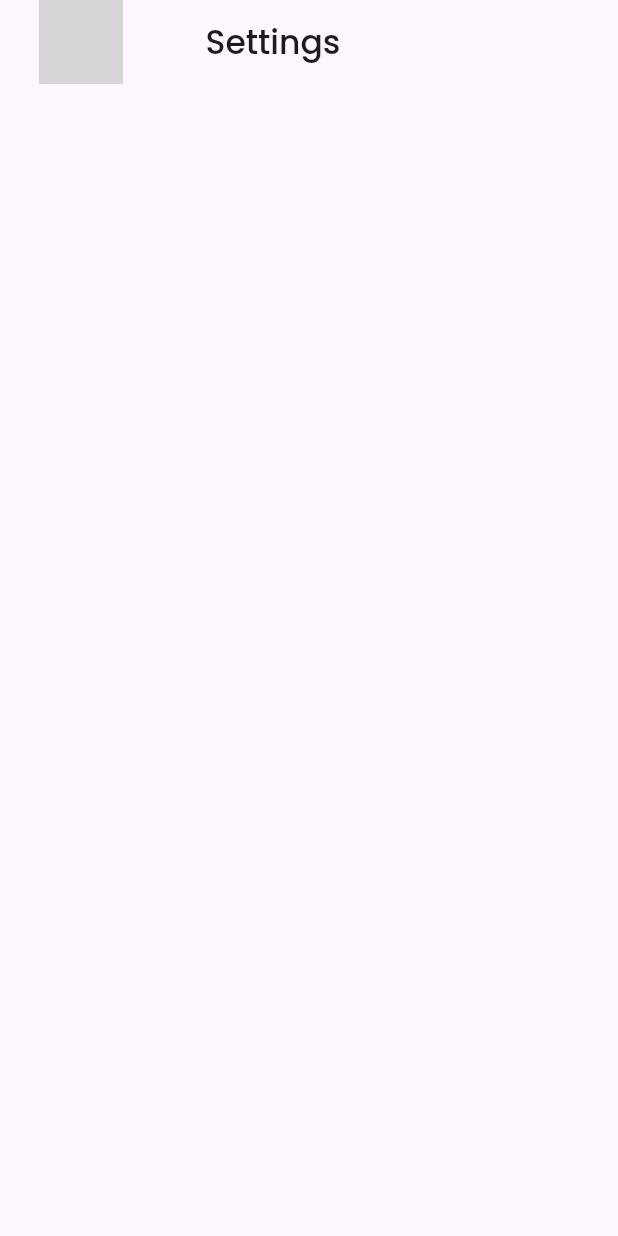
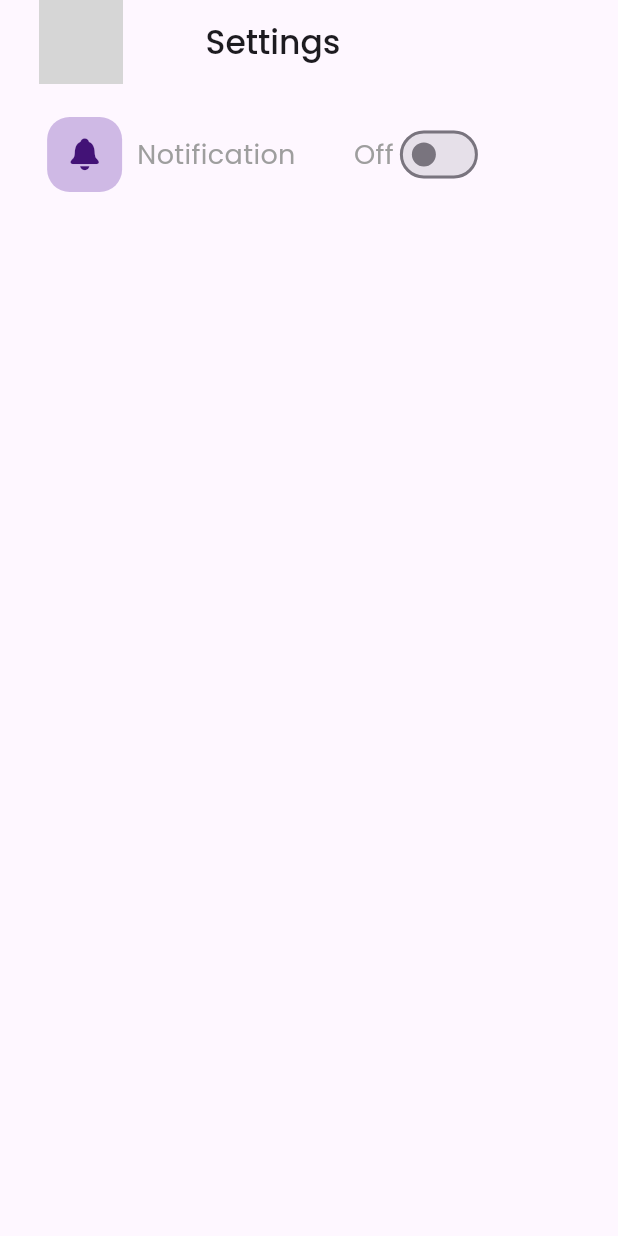
Before and after one commit to JohnGastone/Dokta-Konzo, a Flutter app: the SettingsPage screen opened directly, on a phone screen of 412 x 824 dp. Run offline on Flutter 3.47's test engine with Material 3 defaults, Android fonts, the phone set to English and light mode, and no system bars; our stand-ins replace flutter_onboarding_slider, google_fonts, google_maps_flutter, permission_handler; grey boxes are pictures that could not be loaded.

Commit message:
Settings page +++

```diff
--- a/lib/Pages/Settings.dart
+++ b/lib/Pages/Settings.dart
@@ -12,6 +12,8 @@ class SettingsPage extends StatefulWidget {
 }
 
 class _SettingsPagesState extends State<SettingsPage> {
+  bool notificationsEnabled = false;
+
   @override
   Widget build(BuildContext context) {
     return Scaffold(
@@ -45,15 +47,59 @@ class _SettingsPagesState extends State<SettingsPage> {
           child: Column(
             children: [
               Container(
-                  width: 330,
-                  height: 70,
-                  decoration: BoxDecoration(),
-                  child: Padding(
-                    padding: const EdgeInsets.all(10.0),
-                    child: Row(
-                      children: [],
+                width: 330,
+                height: 70,
+                decoration: BoxDecoration(),
+                child: Row(
+                  mainAxisAlignment: MainAxisAlignment.spaceAround,
+                  children: [
+                    Row(
+                      children: [
+                        Container(
+                          height: 50,
+                          width: 50,
+                          decoration: BoxDecoration(
+                              borderRadius: BorderRadius.circular(15),
+                              color: Color.fromARGB(255, 207, 185, 229)),
+                          child: Center(
+                            child: Icon(
+                              CupertinoIcons.bell_fill,
+                              color: Color.fromARGB(255, 66, 18, 118),
+                            ),
+                          ),
+                        ),
+                        SizedBox(width: 10),
+                        Text(
+                          "Notification",
+                          style: GoogleFonts.poppins(
+                              fontSize: 18, color: Colors.grey),
+                        )
+                      ],
                     ),
-                  ))
+                    Row(
+                      children: [
+                        Text(
+                          "Off",
+                          style: GoogleFonts.poppins(
+                              fontSize: 18, color: Colors.grey),
+                        ),
+                        Switch(
+                          value: notificationsEnabled,
+                          activeColor:
+                              Color.fromARGB(255, 66, 18, 118), // Custom color
+                          onChanged: (bool value) {
+                            setState(() {
+                              notificationsEnabled = value;
+                              // Here you would typically update your app's notification settings
+                              // or preferences
+                            });
+                          },
+                        ),
+                      ],
+                    )
+                  ],
+                ),
+              )
             ],
           ),
         ),
```
